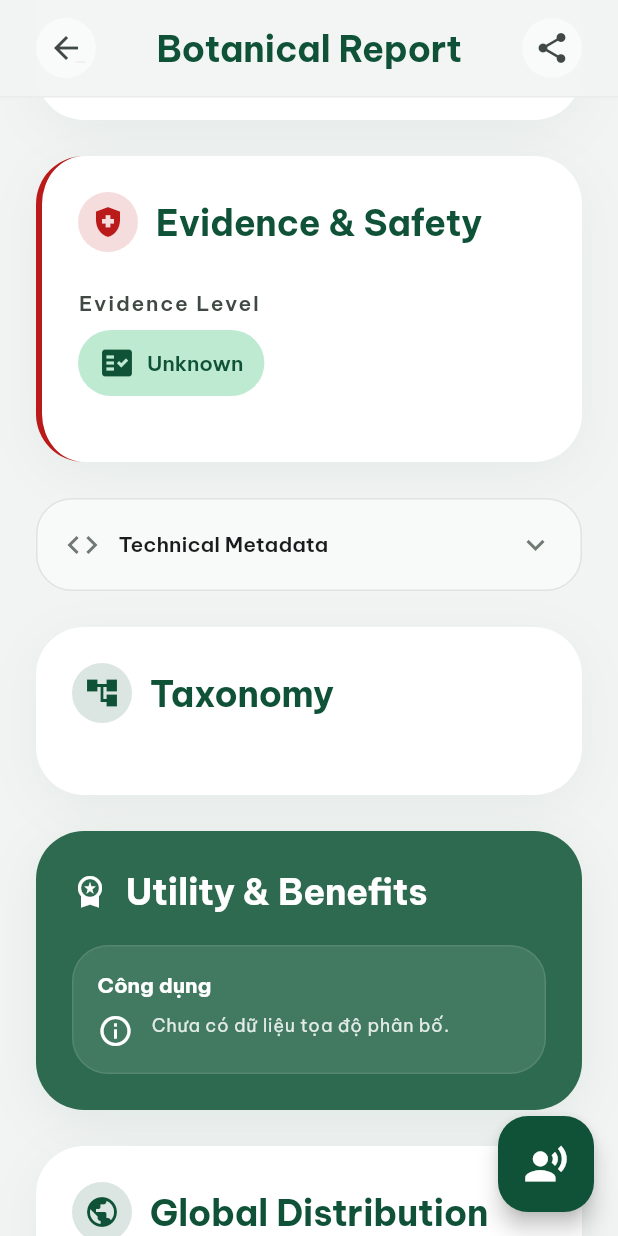
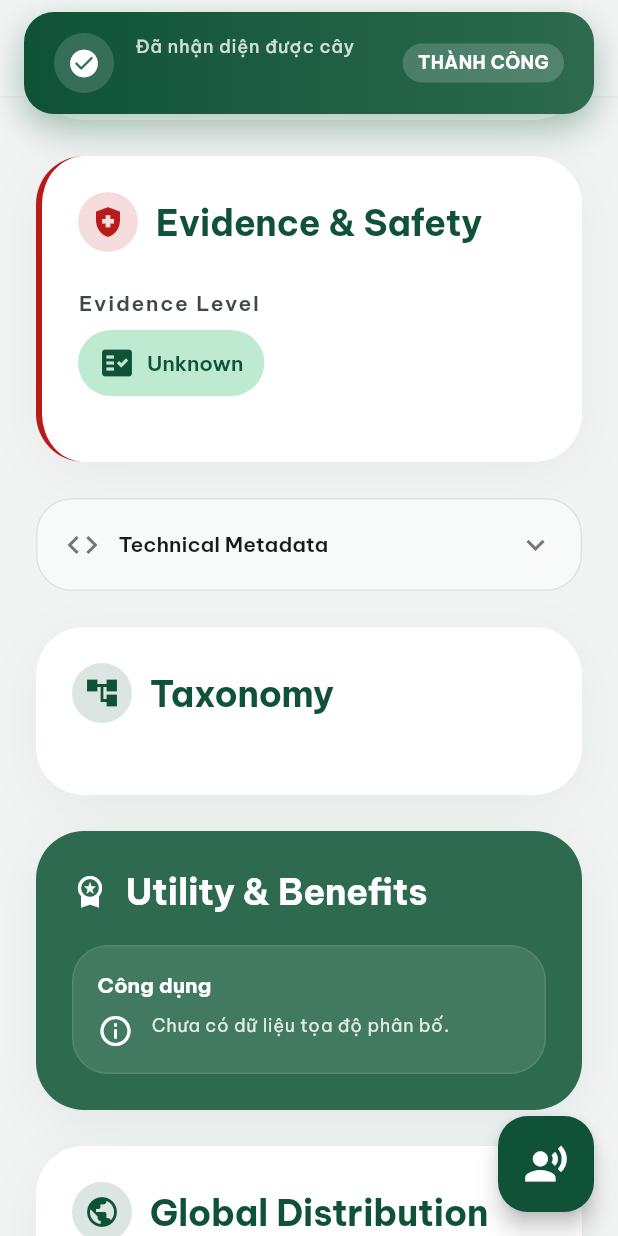
Before and after one commit to baotv-itr/BigPlant_App, a Flutter app: the ScanResultScreen screen opened directly with empty values, scrolled down 576 dp, on a phone screen of 412 x 824 dp. Run offline on Flutter 3.47's test engine with Material 3 defaults, Android fonts, the phone set to English and light mode, and no system bars; our stand-ins replace camera, flutter_map, flutter_tts, google_fonts, image_picker, latlong2 and 1 more; missing offline and left inert: onnxruntime; accounts and stored records are empty; project files that could hold a hidden picture were left out.

Commit message:
feat: Add success banner for plant identification with localized messages

```diff
--- a/lib/core/localization/app_localizations.dart
+++ b/lib/core/localization/app_localizations.dart
@@ -281,6 +281,8 @@ class AppLocalizations {
       'auth_success_title': 'Success!',
       'auth_back_to_login': 'Back to Login',
       'auth_loading': 'Loading...',
+      'scan_success_title': 'Plant Identified',
+      'scan_success_badge': 'IDENTIFIED',
     },
     'vi': {
       'app_name': 'BigPlant',
@@ -559,6 +561,8 @@ class AppLocalizations {
       'auth_success_title': 'Thành công!',
       'auth_back_to_login': 'Quay lại Đăng nhập',
       'auth_loading': 'Loading...',
+      'scan_success_title': 'Đã nhận diện được cây',
+      'scan_success_badge': 'THÀNH CÔNG',
     },
   };
 
--- a/lib/features/scan/presentation/screens/scan_result_screen.dart
+++ b/lib/features/scan/presentation/screens/scan_result_screen.dart
@@ -44,6 +44,7 @@ class _ScanResultScreenState extends State<ScanResultScreen> {
   bool _ttsReady = false;
   bool _fetchingDetails = false;
   bool _technicalExpanded = false;
+  bool _successBannerVisible = false;
   String? _fetchError;
   PlantScanResult? _fetchedDetails;
 
@@ -54,12 +55,23 @@ class _ScanResultScreenState extends State<ScanResultScreen> {
     if (widget.fetchDetailsFromApi) {
       _fetchDetailsFromApi();
     }
+    _showSuccessBanner();
   }
 
   @override
   void dispose() {
     _tts.stop();
     super.dispose();
+  }
+
+  void _showSuccessBanner() {
+    WidgetsBinding.instance.addPostFrameCallback((_) {
+      if (!mounted) return;
+      setState(() => _successBannerVisible = true);
+      Future.delayed(const Duration(milliseconds: 3000), () {
+        if (mounted) setState(() => _successBannerVisible = false);
+      });
+    });
   }
 
   PlantScanResult get _contentResult => _fetchedDetails ?? widget.result;
@@ -296,6 +308,15 @@ class _ScanResultScreenState extends State<ScanResultScreen> {
             title: t.t('plant_report_title'),
             onBack: () => Navigator.of(context).pop(),
             onShare: _sharePlantDetail,
+          ),
+          Positioned(
+            top: 0,
+            left: 0,
+            right: 0,
+            child: _ScanSuccessBanner(
+              visible: _successBannerVisible,
+              plantName: _primaryDisplayTitle(plant),
+            ),
           ),
         ],
       ),
@@ -1801,3 +1822,112 @@ class _MapChip extends StatelessWidget {
     );
   }
 }
+
+class _ScanSuccessBanner extends StatelessWidget {
+  const _ScanSuccessBanner({
+    required this.visible,
+    required this.plantName,
+  });
+
+  final bool visible;
+  final String plantName;
+
+  @override
+  Widget build(BuildContext context) {
+    return SafeArea(
+      bottom: false,
+      child: AnimatedSlide(
+        offset: visible ? Offset.zero : const Offset(0, -1.5),
+        duration: const Duration(milliseconds: 420),
+        curve: visible ? Curves.easeOutBack : Curves.easeInCubic,
+        child: AnimatedOpacity(
+          opacity: visible ? 1.0 : 0.0,
+          duration: const Duration(milliseconds: 300),
+          child: Padding(
+            padding: const EdgeInsets.fromLTRB(16, 8, 16, 0),
+            child: Container(
+              padding: const EdgeInsets.symmetric(horizontal: 20, vertical: 14),
+              decoration: BoxDecoration(
+                gradient: const LinearGradient(
+                  colors: [Color(0xFF0F5238), Color(0xFF2D6A4F)],
+                  begin: Alignment.centerLeft,
+                  end: Alignment.centerRight,
+                ),
+                borderRadius: BorderRadius.circular(20),
+                boxShadow: [
+                  BoxShadow(
+                    color: const Color(0xFF0F5238).withValues(alpha: 0.35),
+                    blurRadius: 20,
+                    offset: const Offset(0, 8),
+                  ),
+                ],
+              ),
+              child: Row(
+                children: [
+                  Container(
+                    width: 40,
+                    height: 40,
+                    decoration: BoxDecoration(
+                      color: Colors.white.withValues(alpha: 0.15),
+                      shape: BoxShape.circle,
+                    ),
+                    child: const Icon(
+                      Icons.check_circle_rounded,
+                      color: Colors.white,
+                      size: 22,
+                    ),
+                  ),
+                  const SizedBox(width: 14),
+                  Expanded(
+                    child: Column(
+                      crossAxisAlignment: CrossAxisAlignment.start,
+                      mainAxisSize: MainAxisSize.min,
+                      children: [
+                        Text(
+                          AppLocalizations.of(context).t('scan_success_title'),
+                          style: Theme.of(context).textTheme.labelLarge?.copyWith(
+                            color: Colors.white.withValues(alpha: 0.8),
+                            fontWeight: FontWeight.w500,
+                            fontSize: 12,
+                            letterSpacing: 0.5,
+                          ),
+                        ),
+                        const SizedBox(height: 2),
+                        Text(
+                          plantName,
+                          maxLines: 1,
+                          overflow: TextOverflow.ellipsis,
+                          style: Theme.of(context).textTheme.labelLarge?.copyWith(
+                            color: Colors.white,
+                            fontWeight: FontWeight.w700,
+                            fontSize: 15,
+                          ),
+                        ),
+                      ],
+                    ),
+                  ),
+                  const SizedBox(width: 8),
+                  Container(
+                    padding: const EdgeInsets.symmetric(horizontal: 10, vertical: 5),
+                    decoration: BoxDecoration(
+                      color: Colors.white.withValues(alpha: 0.18),
+                      borderRadius: BorderRadius.circular(999),
+                    ),
+                    child: Text(
+                      AppLocalizations.of(context).t('scan_success_badge'),
+                      style: Theme.of(context).textTheme.labelSmall?.copyWith(
+                        color: Colors.white,
+                        fontWeight: FontWeight.w700,
+                        letterSpacing: 0.3,
+                      ),
+                    ),
+                  ),
+                ],
+              ),
+            ),
+          ),
+        ),
+      ),
+    );
+  }
+}
```
